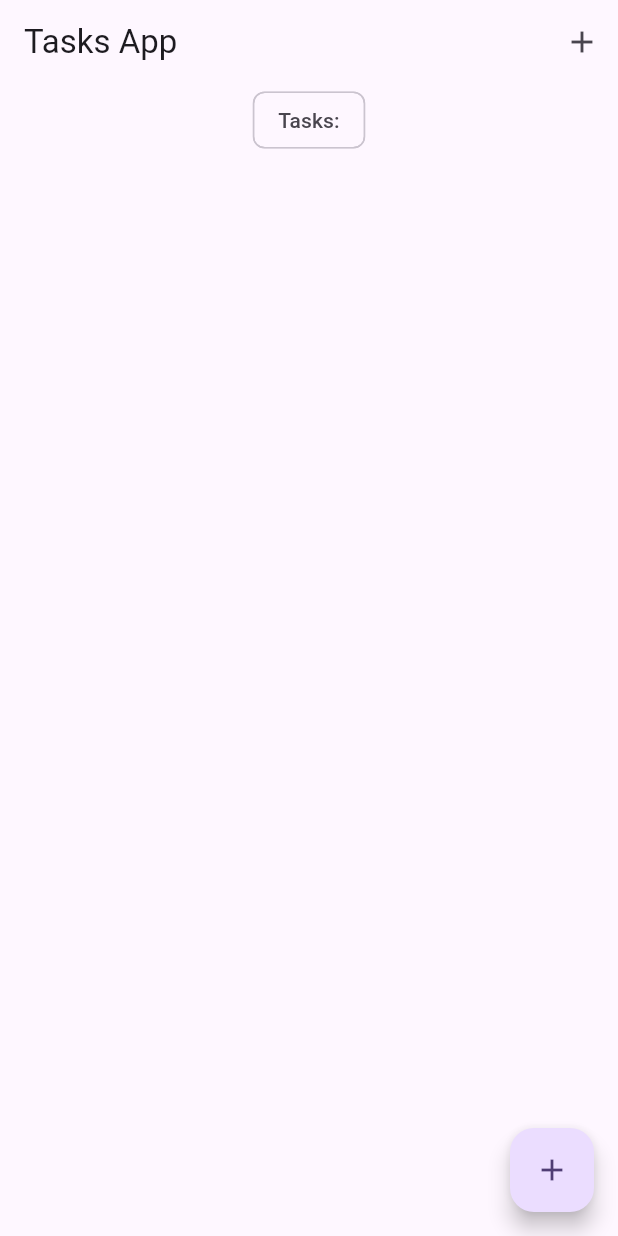
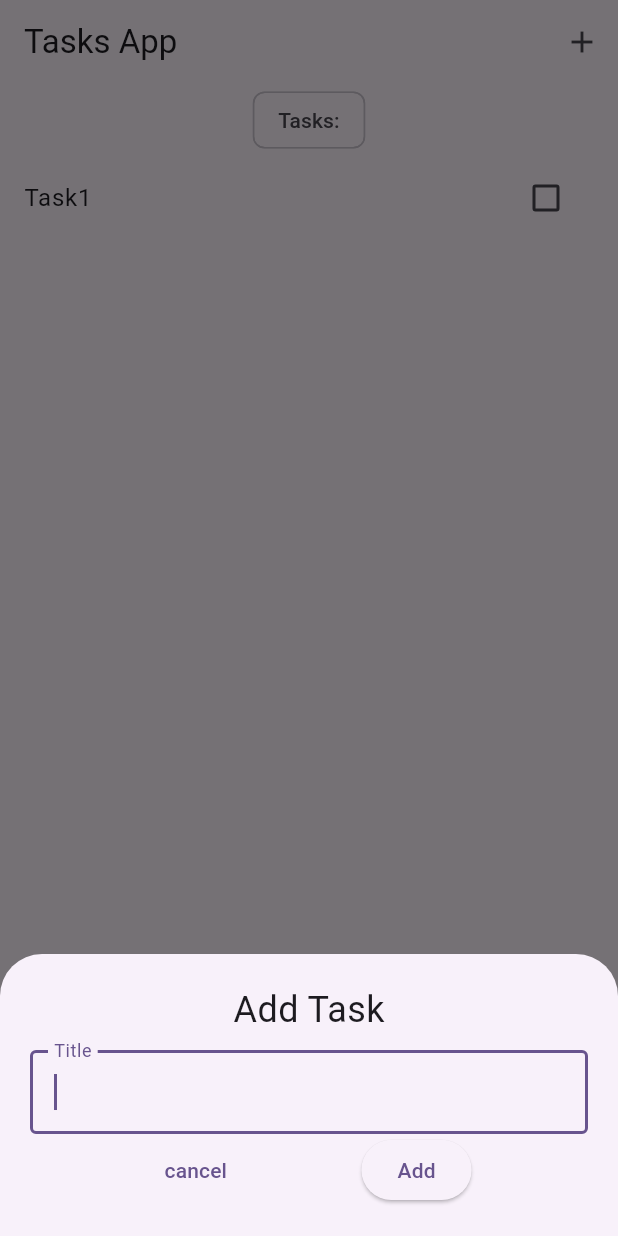
Before and after one commit to yhan0704/practice_flutter, a Flutter app: the screen it shows after launch, after a tap on the "add" icon, on a phone screen of 412 x 824 dp. Run offline on Flutter 3.47's test engine with Material 2 defaults, Android fonts, the phone set to English and light mode, and no system bars; our stand-ins replace bloc, equatable, flutter_bloc.

Commit message:
worked on add task

```diff
--- /dev/null
+++ b/lib/blocs/bloc/tasks_bloc.dart
@@ -0,0 +1,30 @@
+import 'package:bloc/bloc.dart';
+import 'package:equatable/equatable.dart';
+
+import '../../models/task.dart';
+
+part 'tasks_event.dart';
+part 'tasks_state.dart';
+
+class TasksBloc extends Bloc<TasksEvent, TasksState> {
+  TasksBloc() : super(const TasksState()) {
+    on<AddTask>(_onAddTask);
+    on<UpdateTask>(_onUpdateTask);
+    on<DeleteTask>(_onDeleteTask);
+  }
+
+  void _onAddTask(AddTask event, Emitter<TasksState> emit){
+    final state = this.state;
+    emit(TasksState(
+      allTasks: List.from(state.allTasks)..add(event.task),
+    ));
+  }
+
+  void _onUpdateTask(UpdateTask event, Emitter<TasksState> emit){
+
+  }
+
+  void _onDeleteTask(DeleteTask event, Emitter<TasksState> emit){
+
+  }
+}
--- /dev/null
+++ b/lib/blocs/bloc/tasks_event.dart
@@ -0,0 +1,38 @@
+part of 'tasks_bloc.dart';
+
+sealed class TasksEvent extends Equatable {
+  const TasksEvent();
+
+  @override
+  List<Object> get props => [];
+}
+
+class AddTask extends TasksEvent{
+  final Task task;
+  const AddTask({
+    required this.task,
+  });
+
+  @override
+  List<Object> get props => [task];
+}
+
+class UpdateTask extends TasksEvent{
+  final Task task;
+  const UpdateTask({
+    required this.task,
+  });
+
+  @override
+  List<Object> get props => [task];
+}
+
+class DeleteTask extends TasksEvent{
+  final Task task;
+  const DeleteTask({
+    required this.task,
+  });
+
+  @override
+  List<Object> get props => [task];
+}
--- /dev/null
+++ b/lib/blocs/bloc/tasks_state.dart
@@ -0,0 +1,11 @@
+part of 'tasks_bloc.dart';
+
+class TasksState extends Equatable {
+  final List<Task> allTasks;
+  const TasksState({
+    this.allTasks = const <Task>[]
+ });
+
+  @override
+  List<Object> get props => [allTasks];
+}
--- /dev/null
+++ b/lib/blocs/bloc_exports.dart
@@ -0,0 +1,2 @@
+export './bloc/tasks_bloc.dart';
+export 'package:flutter_bloc/flutter_bloc.dart';
--- a/lib/boilerPlate.dart
+++ b/lib/boilerPlate.dart
@@ -2,7 +2,6 @@ import 'dart:convert';
 
 import 'package:flutter/material.dart';
 import 'package:flutter/services.dart';
-import 'package:youtube_player_flutter/youtube_player_flutter.dart';
 
 void main() {
   runApp(const MyApp());
--- a/lib/main.dart
+++ b/lib/main.dart
@@ -1,8 +1,13 @@
 import 'package:flutter/material.dart';
+import 'package:flutter_bloc/flutter_bloc.dart';
+import 'package:practice/blocs/bloc/tasks_bloc.dart';
+import 'package:practice/models/task.dart';
 import 'package:practice/screens/tasks_screen.dart';
 
 void main() {
-  runApp(const MyApp());
+  BlocOverrides.runZoned(
+    () => runApp(const MyApp()),
+  );
 }
 
 class MyApp extends StatelessWidget {
@@ -11,13 +16,16 @@ class MyApp extends StatelessWidget {
   // This widget is the root of your application.
   @override
   Widget build(BuildContext context) {
-    return MaterialApp(
-      title: 'Flutter Demo',
-      theme: ThemeData(
-        colorScheme: ColorScheme.fromSeed(seedColor: Colors.deepPurple),
-        useMaterial3: true,
+    return BlocProvider(
+      create: (context) => TasksBloc()..add(AddTask(task: Task(title:'Task1'))),
+      child: MaterialApp(
+        title: 'Flutter Demo',
+        theme: ThemeData(
+          colorScheme: ColorScheme.fromSeed(seedColor: Colors.deepPurple),
+          useMaterial3: true,
+        ),
+        home: TasksScreen(),
       ),
-      home: const TasksScreen(),
     );
   }
 }
--- /dev/null
+++ b/lib/models/task.dart
@@ -0,0 +1,51 @@
+// ignore_for_file: public_member_api_docs, sort_constructors_first
+import 'package:equatable/equatable.dart';
+
+class Task extends Equatable{
+  final String title;
+  bool? isDone;
+  bool? isDeleted;
+
+  Task({
+    required this.title,
+    this.isDone,
+    this.isDeleted,
+  }){
+    isDone = isDone ?? false;
+    isDeleted = isDeleted ?? false;
+  }
+
+
+  Task copyWith({
+    String? title,
+    bool? isDone,
+    bool? isDeleted,
+  }) {
+    return Task(
+      title: title ?? this.title,
+      isDone: isDone ?? this.isDone,
+      isDeleted: isDeleted ?? this.isDeleted,
+    );
+  }
+
+  Map<String, dynamic> toMap() {
+    return <String, dynamic>{
+      'title': title,
+      'isDone': isDone,
+      'isDeleted': isDeleted,
+    };
+  }
+
+  factory Task.fromMap(Map<String, dynamic> map) {
+    return Task(
+      title: map['title'] as String,
+      isDone: map['isDone'] != null ? map['isDone'] as bool : null,
+      isDeleted: map['isDeleted'] != null ? map['isDeleted'] as bool : null,
+    );
+  }
+
+  @override
+  List<Object?> get props => [
+    title, isDone, isDeleted
+  ];
+}
--- /dev/null
+++ b/lib/screens/add_task_screen.dart
@@ -0,0 +1,54 @@
+
+import 'package:flutter/material.dart';
+import 'package:flutter_bloc/flutter_bloc.dart';
+
+import '../blocs/bloc/tasks_bloc.dart';
+import '../models/task.dart';
+
+class AddtaskScreen extends StatelessWidget {
+    const AddtaskScreen({
+    super.key,
+  });
+
+  @override
+  Widget build(BuildContext context) {
+  TextEditingController titleController = TextEditingController();
+    return Container(
+      padding: const EdgeInsets.all(20),
+      child: Column(children: [
+        const Text(
+          'Add Task',
+          style: TextStyle(fontSize: 24),
+        ),
+        const SizedBox(
+          height: 10,
+        ),
+        TextField(
+          autofocus: true,
+          controller: titleController,
+          decoration: const InputDecoration(
+            label: Text('Title'),
+            border: OutlineInputBorder(),
+          ),
+        ),
+        Row(
+          mainAxisAlignment: MainAxisAlignment.spaceEvenly,
+          children: [
+            TextButton(
+              onPressed: () => Navigator.pop(context),
+              child: const Text('cancel'),
+            ),
+            ElevatedButton(
+              onPressed: () {
+                var task = Task(title: titleController.text);
+                context.read<TasksBloc>().add(AddTask(task: task));
+                Navigator.pop(context);
+              },
+              child: const Text('Add'),
+            ),
+          ],
+        ),
+      ]),
+    );
+  }
+}
--- a/lib/screens/tasks_screen.dart
+++ b/lib/screens/tasks_screen.dart
@@ -1,37 +1,65 @@
 import 'package:flutter/material.dart';
+import 'package:practice/models/task.dart';
+import 'package:practice/screens/add_task_screen.dart';
+import '../blocs/bloc_exports.dart';
+import '../widgets/tasks_list.dart';
 
-class TasksScreen extends StatelessWidget {
+class TasksScreen extends StatefulWidget {
   const TasksScreen({Key? key}) : super(key: key);
 
   @override
+  State<TasksScreen> createState() => _TasksScreenState();
+}
+
+class _TasksScreenState extends State<TasksScreen> {
+  void _addTask(BuildContext context) {
+    showModalBottomSheet(
+      context: context,
+      builder: (context) => SingleChildScrollView(
+        child: Container(
+          padding:
+              EdgeInsets.only(bottom: MediaQuery.of(context).viewInsets.bottom),
+          child: const AddtaskScreen(),
+        ),
+      ),
+    );
+  }
+
+  @override
   Widget build(BuildContext context) {
+    return BlocBuilder<TasksBloc, TasksState>(
+      builder: (context, state) {
+        List<Task> taskList = state.allTasks;
         return Scaffold(
           appBar: AppBar(
             title: const Text('Tasks App'),
             actions: [
               IconButton(
-            onPressed: () {},
+                onPressed: () => _addTask(context),
                 icon: const Icon(Icons.add),
               )
             ],
           ),
           body: Column(
             crossAxisAlignment: CrossAxisAlignment.center,
-        children: const [
-          Center(
+            children: [
+              const Center(
                 child: Chip(
                   label: Text(
                     'Tasks:',
                   ),
                 ),
               ),
+              TasksList(taskList: taskList),
             ],
           ),
           floatingActionButton: FloatingActionButton(
-        onPressed: () {},
+            onPressed: () => _addTask(context),
             tooltip: 'Add Task',
             child: const Icon(Icons.add),
           ),
         );
+      },
+    );
   }
 }
--- /dev/null
+++ b/lib/widgets/tasks_list.dart
@@ -0,0 +1,32 @@
+
+import 'package:flutter/material.dart';
+
+import '../models/task.dart';
+
+class TasksList extends StatelessWidget {
+  const TasksList({
+    super.key,
+    required this.taskList,
+  });
+
+  final List<Task> taskList;
+
+  @override
+  Widget build(BuildContext context) {
+    return Expanded(
+      child: ListView.builder(
+        itemCount: taskList.length,
+        itemBuilder: (context, index) {
+          var task = taskList[index];
+          return ListTile(
+            title: Text(task.title),
+            trailing: Checkbox(
+              onChanged: (value) {},
+              value: task.isDone,
+            ),
+          );
+        },
+      ),
+    );
+  }
+}
```
Also changed, not shown: lib/bloc/album_bloc.dart (deleted, +0 -21 lines), lib/data_provider/api_provider.dart (deleted, +0 -20 lines), lib/model/album.dart (deleted, +0 -12 lines), lib/model/albums.dart (deleted, +0 -15 lines), lib/repository/album_repository.dart (deleted, +0 -8 lines), lib/view/album_view.dart (deleted, +0 -66 lines), pubspec.yaml (+2 -11 lines), pubspec.lock, 1 other file. Lines whose indentation alone changed are shown as unchanged.
